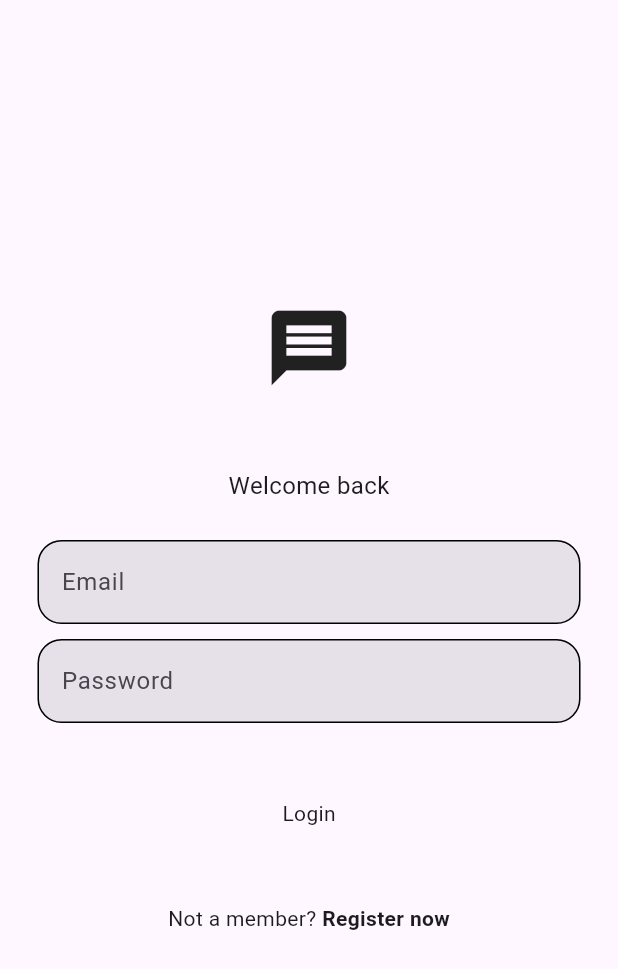
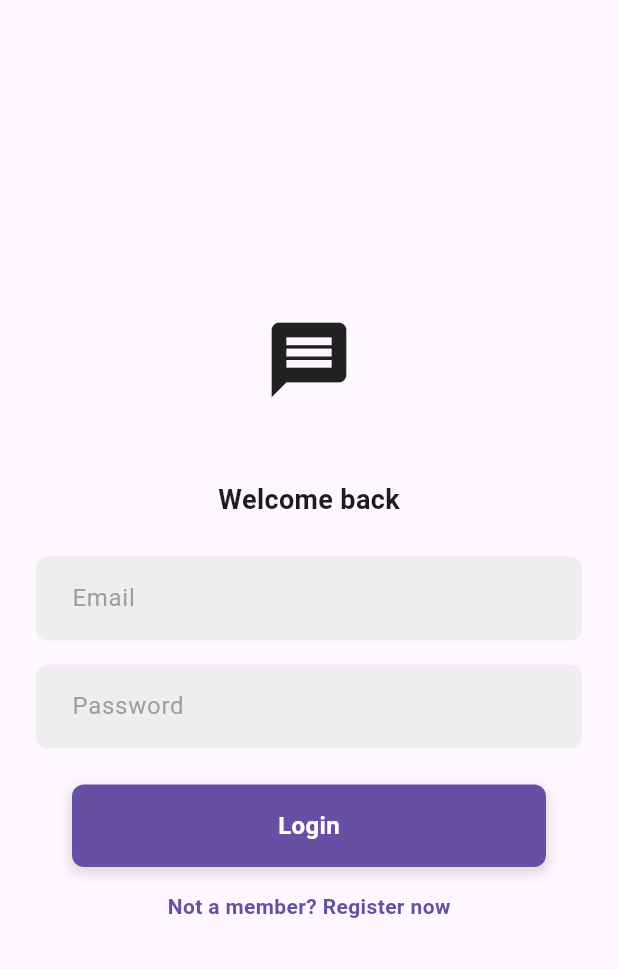
Before and after one commit to Riyaaaaan/RoomFindr, a Flutter app: the screen it shows after launch, on a phone screen of 412 x 824 dp. Shown: the top 969 px of the screen. Run offline on Flutter 3.47's test engine with Material 3 defaults, Android fonts, the phone set to English and light mode, and no system bars; our stand-ins replace cloud_firestore, firebase_auth, firebase_core, firebase_storage, flutter_slidable, get and 3 more; accounts and stored records are empty; generated files the repository leaves out were written again.

Commit message:
UI updates in Login/Register

```diff
--- a/lib/screens/login_screen.dart
+++ b/lib/screens/login_screen.dart
@@ -1,5 +1,4 @@
 import 'package:flutter/material.dart';
-import 'package:flutter/widgets.dart';
 import 'package:room_finder/services/auth/auth_service.dart';
 import 'package:room_finder/widgets/my_button.dart';
 import 'package:room_finder/widgets/my_textfield.dart';
@@ -7,13 +6,11 @@ import 'package:room_finder/widgets/my_textfield.dart';
 class LoginPage extends StatelessWidget {
   final TextEditingController _emailController = TextEditingController();
   final TextEditingController _pwController = TextEditingController();
+  final void Function()? onTap;
 
-  //tap tp go to register
-  final void Function()? onTap;
-  LoginPage({super.key, required this.onTap});
+  LoginPage({Key? key, required this.onTap});
 
   void login(BuildContext context) async {
-    //instance
     final _authService = AuthService();
     try {
       await _authService.signInWithEmailPassword(
@@ -22,7 +19,16 @@ class LoginPage extends StatelessWidget {
       showDialog(
         context: context,
         builder: (context) => AlertDialog(
-          title: Text(e.toString()),
+          title: const Text('Login Failed'),
+          content: Text(e.toString()),
+          actions: [
+            TextButton(
+              child: const Text('OK'),
+              onPressed: () {
+                Navigator.of(context).pop(); // Dismiss the dialog
+              },
+            ),
+          ],
         ),
       );
     }
@@ -31,69 +37,56 @@ class LoginPage extends StatelessWidget {
   @override
   Widget build(BuildContext context) {
     return Scaffold(
-      body: Center(
+      body: SingleChildScrollView(
+        child: Container(
+          height: MediaQuery.of(context).size.height,
+          padding: const EdgeInsets.symmetric(horizontal: 24.0),
           child: Column(
             mainAxisAlignment: MainAxisAlignment.center,
+            crossAxisAlignment: CrossAxisAlignment.center,
             children: [
-            //logo
-            Icon(
+              const Icon(
                 Icons.message,
                 size: 60,
               ),
               const SizedBox(height: 50),
-            //welcome
-            Text(
+              const Text(
                 "Welcome back",
                 style: TextStyle(
-                fontSize: 16,
+                  fontSize: 18,
+                  fontWeight: FontWeight.bold,
                 ),
               ),
               const SizedBox(height: 25),
-
-            //email txt
               MyTextField(
                 hintText: 'Email',
                 obscureText: false,
                 controller: _emailController,
               ),
-
-            const SizedBox(height: 10),
-            //pw txt
+              const SizedBox(height: 16),
               MyTextField(
                 hintText: 'Password',
                 obscureText: true,
                 controller: _pwController,
               ),
-
-            const SizedBox(height: 25),
-            //login btn
+              const SizedBox(height: 24),
               MyButton(
                 text: 'Login',
                 onTap: () => login(context),
               ),
-
-            const SizedBox(height: 25),
-
-            //register
-            Row(
-              mainAxisAlignment: MainAxisAlignment.center,
-              children: [
-                Text(
-                  'Not a member? ',
-                  style: TextStyle(),
-                ),
+              const SizedBox(height: 16),
               GestureDetector(
                 onTap: onTap,
                 child: Text(
-                    'Register now',
+                  'Not a member? Register now',
                   style: TextStyle(
                     fontWeight: FontWeight.bold,
+                    color: Theme.of(context).primaryColor,
                   ),
                 ),
               ),
             ],
-            )
-          ],
+          ),
         ),
       ),
     );
--- a/lib/widgets/my_button.dart
+++ b/lib/widgets/my_button.dart
@@ -3,11 +3,12 @@ import 'package:flutter/material.dart';
 class MyButton extends StatelessWidget {
   final String text;
   final void Function()? onTap;
+
   const MyButton({
-    super.key,
+    Key? key,
     required this.text,
     required this.onTap,
-  });
+  }) : super(key: key);
 
   @override
   Widget build(BuildContext context) {
@@ -15,12 +16,28 @@ class MyButton extends StatelessWidget {
       onTap: onTap,
       child: Container(
         decoration: BoxDecoration(
+          color: Theme.of(context).primaryColor,
           borderRadius: BorderRadius.circular(8),
+          boxShadow: [
+            BoxShadow(
+              color: Colors.grey.withOpacity(0.3),
+              spreadRadius: 2,
+              blurRadius: 5,
+              offset: const Offset(0, 3),
+            ),
+          ],
         ),
-        padding: const EdgeInsets.all(25),
-        margin: const EdgeInsets.symmetric(horizontal: 25),
+        padding: const EdgeInsets.symmetric(vertical: 16, horizontal: 24),
+        margin: const EdgeInsets.symmetric(horizontal: 24),
         child: Center(
-          child: Text(text),
+          child: Text(
+            text,
+            style: const TextStyle(
+              color: Colors.white,
+              fontSize: 16,
+              fontWeight: FontWeight.bold,
+            ),
+          ),
         ),
       ),
     );
--- a/lib/widgets/my_textfield.dart
+++ b/lib/widgets/my_textfield.dart
@@ -4,32 +4,48 @@ class MyTextField extends StatelessWidget {
   final String hintText;
   final bool obscureText;
   final TextEditingController controller;
-  final FocusNode? focusNode;
+
   const MyTextField({
     super.key,
     required this.hintText,
     required this.obscureText,
     required this.controller,
-    this.focusNode,
   });
 
   @override
   Widget build(BuildContext context) {
-    return Padding(
-      padding: const EdgeInsets.symmetric(horizontal: 25.0),
-      child: TextField(
+    return TextField(
       controller: controller,
       obscureText: obscureText,
+      style: const TextStyle(
+        fontSize: 16,
+      ),
       decoration: InputDecoration(
+        filled: true,
+        fillColor: Colors.grey[200],
+        hintText: hintText,
+        hintStyle: TextStyle(
+          color: Colors.grey[500],
+        ),
+        contentPadding:
+            const EdgeInsets.symmetric(horizontal: 20, vertical: 16),
         enabledBorder: OutlineInputBorder(
-                borderSide: BorderSide(),
-                borderRadius: BorderRadius.circular(16)),
+          borderRadius: BorderRadius.circular(8),
+          borderSide: const BorderSide(color: Colors.transparent),
+        ),
         focusedBorder: OutlineInputBorder(
-              borderSide: BorderSide(),
+          borderRadius: BorderRadius.circular(8),
+          borderSide:
+              BorderSide(color: Theme.of(context).primaryColor, width: 2),
         ),
-            filled: true,
-            hintText: hintText,
-            hintStyle: TextStyle()),
+        errorBorder: OutlineInputBorder(
+          borderRadius: BorderRadius.circular(8),
+          borderSide: const BorderSide(color: Colors.red, width: 2),
+        ),
+        focusedErrorBorder: OutlineInputBorder(
+          borderRadius: BorderRadius.circular(8),
+          borderSide: const BorderSide(color: Colors.red, width: 2),
+        ),
       ),
     );
   }
```
Also changed, not shown: lib/screens/home.dart (+6 -1 lines), lib/screens/profile_page.dart (+6 -4 lines), lib/screens/register_screen.dart (+38 -40 lines). Lines whose indentation alone changed are shown as unchanged.
